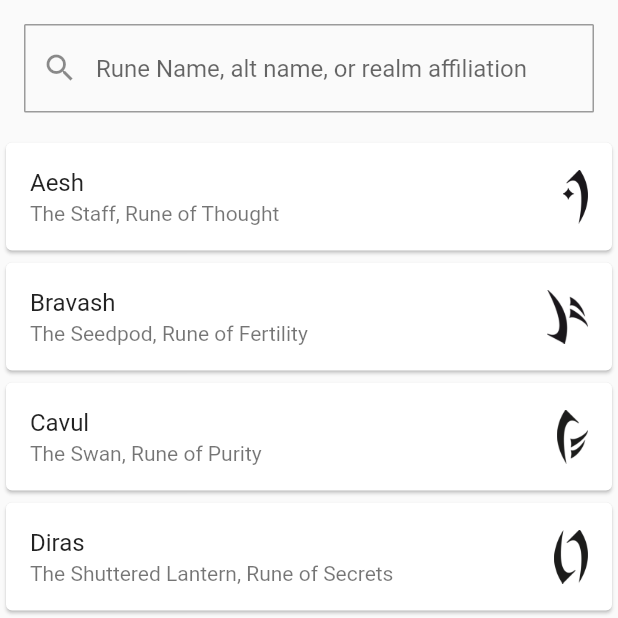
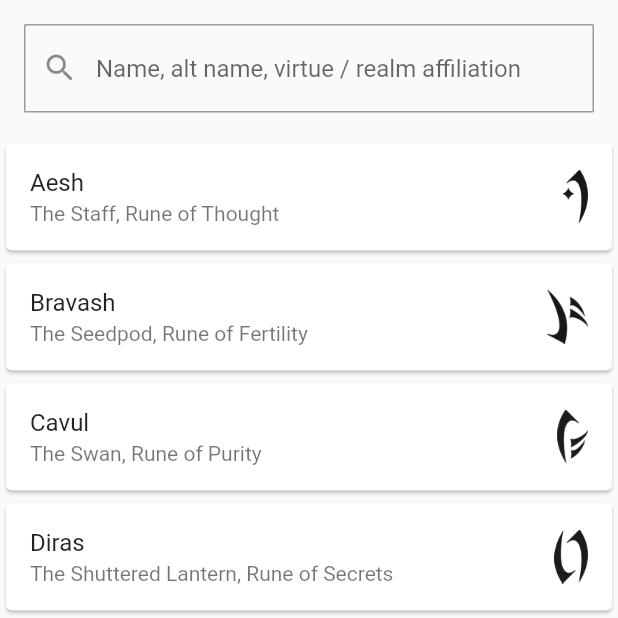
Before and after one commit to clayt8/empire_larp_helper, a Flutter app: the RunesScreen screen opened directly, on a phone screen of 412 x 824 dp, the top half of it. Run offline on Flutter 3.47's test engine with Material 2 defaults, Android fonts, the phone set to English and light mode, and no system bars; our stand-ins replace audioplayers, flutter_native_splash, intro_slider, shared_preferences; missing offline and left inert: flutter_shakemywidget; accounts and stored records are empty.

Commit message:
fixed bugs around search, added haptic feedback

```diff
--- a/lib/Screens/Runes/model/runes_model.dart
+++ b/lib/Screens/Runes/model/runes_model.dart
@@ -30,9 +30,10 @@ class RuneCardModel {
   String altName = "";
   String realmAffiliation = "";
   String imagePath = "";
+  String virtueAffiliation = "";
 
-  RuneCardModel(
-      this.id, this.name, this.altName, this.realmAffiliation, this.imagePath);
+  RuneCardModel(this.id, this.name, this.altName, this.realmAffiliation,
+      this.imagePath, this.virtueAffiliation);
 
   factory RuneCardModel.fromJson(dynamic json) {
     return RuneCardModel(
@@ -40,6 +41,7 @@ class RuneCardModel {
         json['name'] as String,
         json['altName'] as String,
         json['realmAffiliation'] as String,
-        json['imagePath'] as String);
+        json['imagePath'] as String,
+        json['virtueAffiliation'] as String);
   }
 }
--- a/lib/Screens/Runes/screens/runes_list_screen.dart
+++ b/lib/Screens/Runes/screens/runes_list_screen.dart
@@ -4,7 +4,6 @@ import 'package:empire_lrp_helper/Screens/Runes/screens/rune_study_screen.dart';
 import 'package:empire_lrp_helper/Screens/Runes/viewmodel/runes_viewmodel.dart';
 import 'package:flutter/material.dart';
 import 'package:flutter/services.dart';
-
 
 class RunesScreen extends StatefulWidget {
   const RunesScreen({Key? key}) : super(key: key);
@@ -24,6 +23,7 @@ class _RunesScreenState extends State<RunesScreen> {
     // TODO: implement initState
     super.initState();
     viewModel = RunesViewModel();
+    FocusManager.instance.primaryFocus?.unfocus();
     list = viewModel.getRuneCardListFromRepo();
   }
 
@@ -45,10 +45,12 @@ class _RunesScreenState extends State<RunesScreen> {
                     controller: controller,
                     decoration: InputDecoration(
                         prefixIcon: const Icon(Icons.search),
-                        hintText: "Rune Name, alt name, or realm affiliation",
+                        hintText: "Name, alt name, virtue / realm affiliation",
                         border: OutlineInputBorder(
                             borderRadius: BorderRadius.circular(1),
-                            borderSide: const BorderSide(color: Colors.grey))),
+                            borderSide: const BorderSide(color: Colors.grey)
+                        )
+                    ),
                     onChanged: setSearchString,
 // onChanged: searchRune,
                   ),
@@ -65,8 +67,10 @@ class _RunesScreenState extends State<RunesScreen> {
                         trailing: Image.asset(result[i].imagePath,
                             height: 36, fit: BoxFit.cover),
                         onTap: () {
+                          FocusManager.instance.primaryFocus?.unfocus();
                           HapticFeedback.lightImpact();
-                                Navigator.of(context).push(runeDetailRoute(result[i].name));
+                          Navigator.of(context)
+                              .push(runeDetailRoute(result[i].name));
                         },
                       ),
                     ),
@@ -116,10 +120,19 @@ class _RunesScreenState extends State<RunesScreen> {
               .toList() ??
           <RuneCardModel>[];
 
+      List<RuneCardModel> virtueSuggestions = <RuneCardModel>[];
+      realmSuggestions = list
+          ?.where((element) => element.virtueAffiliation
+          .toLowerCase()
+          .contains(searchString!.toLowerCase()))
+          .toList() ??
+          <RuneCardModel>[];
+
       var newList = {
         ...nameSuggestions,
         ...altNameSuggestions,
-        ...realmSuggestions
+        ...realmSuggestions,
+        ...virtueSuggestions
       }.toList();
       return newList;
     }
--- a/lib/Screens/Settings/settings.dart
+++ b/lib/Screens/Settings/settings.dart
@@ -1,4 +1,5 @@
 import 'package:flutter/material.dart';
+import 'package:flutter/services.dart';
 import '../../intro_slider/intro_slider.dart';
 
 class SettingsScreen extends StatelessWidget {
@@ -13,7 +14,8 @@ class SettingsScreen extends StatelessWidget {
             title: const Text( "Change Theme"),
             subtitle: const Text("Clicking here will take you to the intro screen"),
             trailing: Image.asset("assets/runes/Feresh.png", height: 36, fit: BoxFit.contain),
-            onTap: (){
+            onTap: () {
+              HapticFeedback.lightImpact();
               Navigator.pushReplacement(
                   context, MaterialPageRoute(builder: (_) => const IntroSliderScreen()));
             },
```
Also changed, not shown: assets/json/rune_card_list.json (+54 -27 lines), lib/intro_slider/intro_slider.dart (+39 -6 lines). Lines whose indentation alone changed are shown as unchanged.
